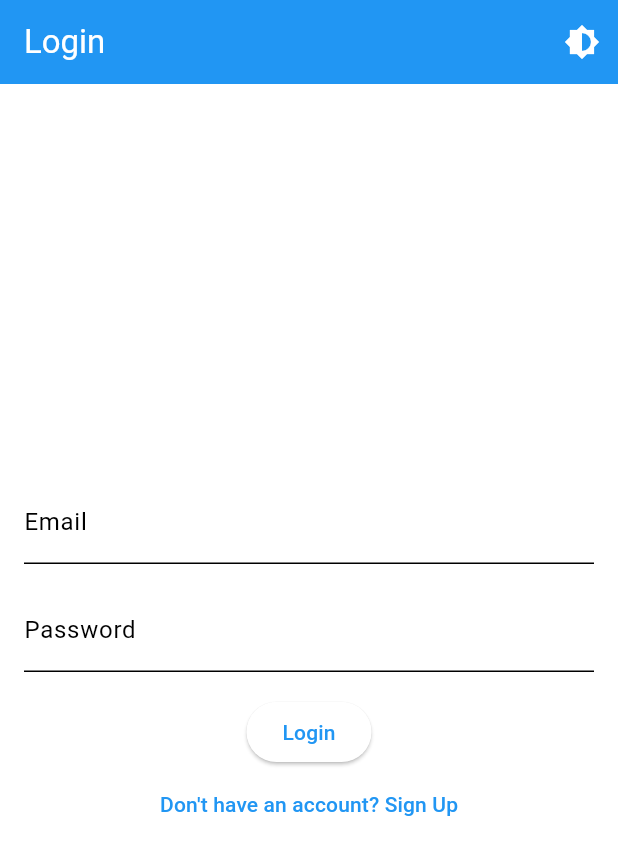
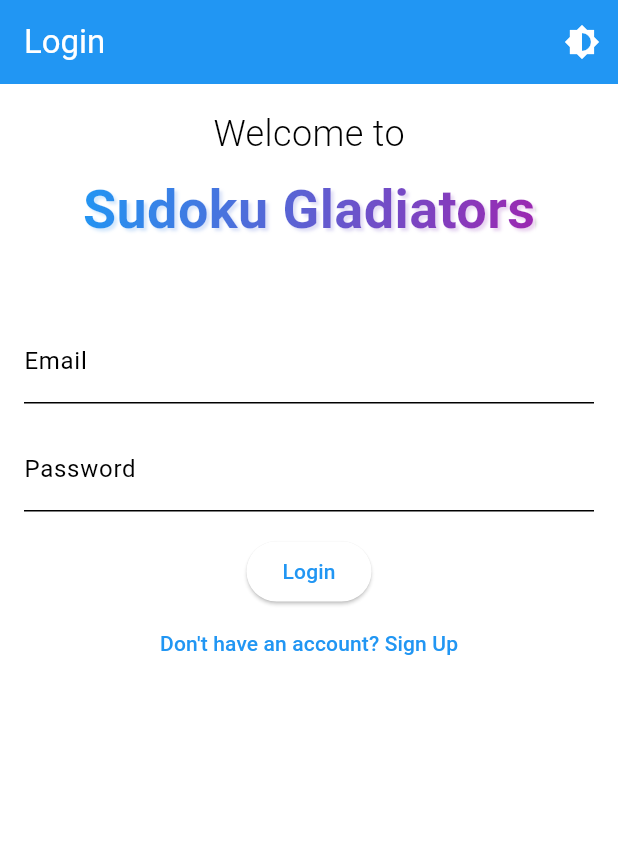
Before and after one commit to 912-Dumitrescu-David/sudoku_battle, a Flutter app: the screen it shows after launch, on a phone screen of 412 x 824 dp. Shown: the top 855 px of the screen. Run offline on Flutter 3.47's test engine with Material 3 defaults, Android fonts, the phone set to English and light mode, and no system bars; our stand-ins replace cloud_firestore, firebase_auth, firebase_core, firebase_storage, image_picker; missing offline and left inert: profanity_filter; accounts and stored records are empty; generated files the repository leaves out were written again.

Commit message:
new auth screen

```diff
--- a/lib/screens/auth_screen.dart
+++ b/lib/screens/auth_screen.dart
@@ -18,6 +18,7 @@ class _AuthPageState extends State<AuthScreen> {
   String error = '';
 
   Future<void> signInOrUp() async {
+    // This function remains unchanged
     try {
       if (isLogin) {
         await FirebaseAuth.instance.signInWithEmailAndPassword(
@@ -37,10 +38,60 @@ class _AuthPageState extends State<AuthScreen> {
     }
   }
 
+  Widget _buildWelcomeTitle() {
+    // This helper widget remains unchanged
+    final theme = Theme.of(context);
+    final isLightTheme = theme.brightness == Brightness.light;
+
+    return Column(
+      children: [
+        Text(
+          'Welcome to',
+          style: TextStyle(
+            fontSize: 24,
+            fontWeight: FontWeight.w300,
+            color: theme.textTheme.bodySmall?.color,
+          ),
+        ),
+        SizedBox(height: 8),
+        ShaderMask(
+          blendMode: BlendMode.srcIn,
+          shaderCallback: (bounds) => LinearGradient(
+            colors: [
+              Colors.blue,
+              Colors.purple,
+            ],
+            begin: Alignment.topLeft,
+            end: Alignment.bottomRight,
+          ).createShader(
+            Rect.fromLTWH(0, 0, bounds.width, bounds.height),
+          ),
+          child: Text(
+            'Sudoku Gladiators',
+            style: TextStyle(
+              fontSize: 36,
+              fontWeight: FontWeight.bold,
+              shadows: [
+                Shadow(
+                  blurRadius: isLightTheme ? 2.0 : 4.0,
+                  color: isLightTheme
+                      ? Colors.black.withOpacity(0.2)
+                      : Colors.black.withOpacity(0.5),
+                  offset: Offset(2.0, 2.0),
+                ),
+              ],
+            ),
+          ),
+        ),
+      ],
+    );
+  }
+
   @override
   Widget build(BuildContext context) {
     return Scaffold(
-      appBar: AppBar(title: Text(isLogin ? 'Login' : 'Sign Up'),
+      appBar: AppBar(
+        title: Text(isLogin ? 'Login' : 'Sign Up'),
         actions: [
           IconButton(
             icon: Icon(Icons.brightness_6),
@@ -53,12 +104,19 @@ class _AuthPageState extends State<AuthScreen> {
       ),
       body: Padding(
         padding: const EdgeInsets.all(16.0),
+        // FIX: Wrap the Column with a SingleChildScrollView
+        // This makes the content scrollable when the keyboard appears.
+        child: SingleChildScrollView(
           child: Column(
             mainAxisAlignment: MainAxisAlignment.center,
             children: [
+              _buildWelcomeTitle(),
+              const SizedBox(height: 48),
+
               TextField(
                 controller: _emailController,
                 decoration: InputDecoration(labelText: 'Email'),
+                keyboardType: TextInputType.emailAddress,
               ),
               const SizedBox(height: 16),
               TextField(
@@ -84,6 +142,7 @@ class _AuthPageState extends State<AuthScreen> {
             ],
           ),
         ),
+      ),
     );
   }
 }
```
Lines whose indentation alone changed are shown as unchanged.
